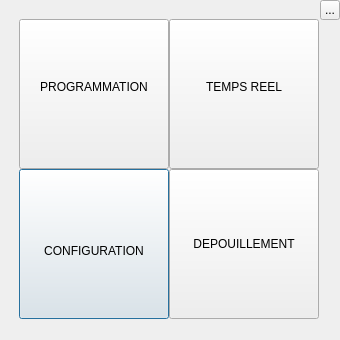
First picture: the form in Src/MatisseServer/ui/WelcomeDialog.ui, repository IfremerUnderwater/Matisse, before the edit.
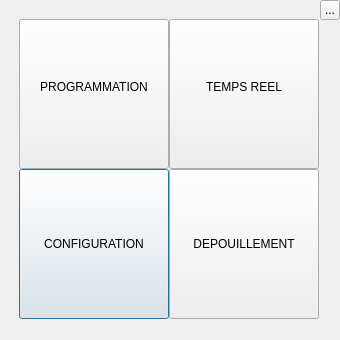
Second picture: the form after the edit. Icons and pictures are not drawn.

```diff
--- a/Src/MatisseServer/ui/WelcomeDialog.ui
+++ b/Src/MatisseServer/ui/WelcomeDialog.ui
@@ -53,8 +53,7 @@
        </size>
       </property>
       <property name="text">
-       <string>
-CONFIGURATION</string>
+       <string>CONFIGURATION</string>
       </property>
      </widget>
     </item>
```
